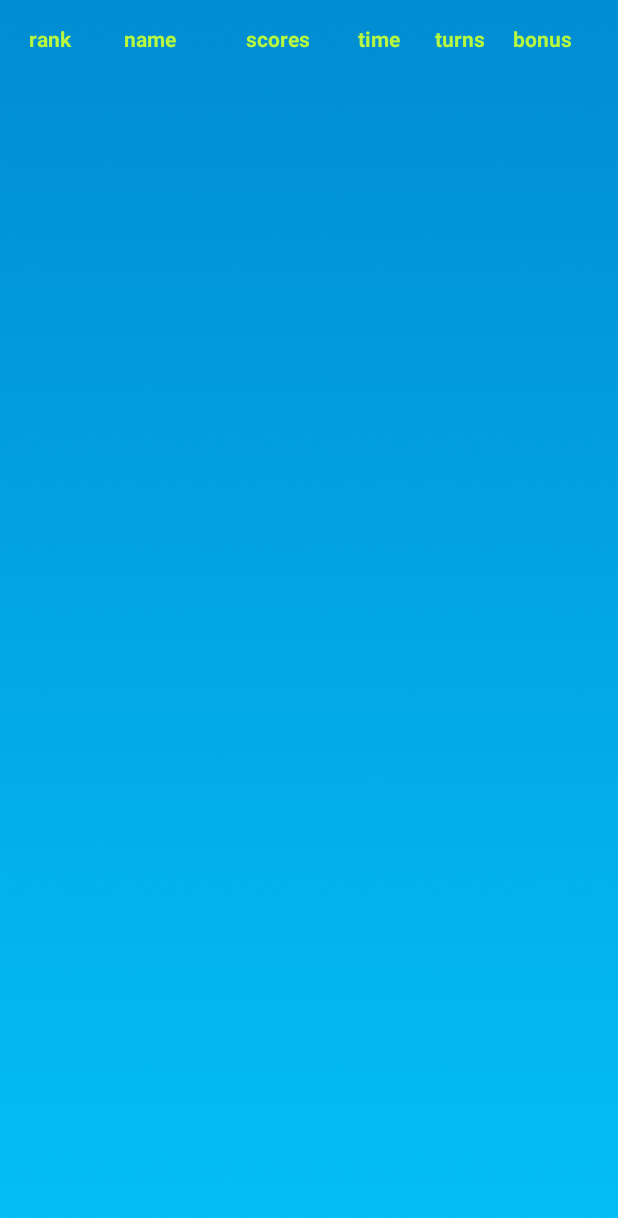
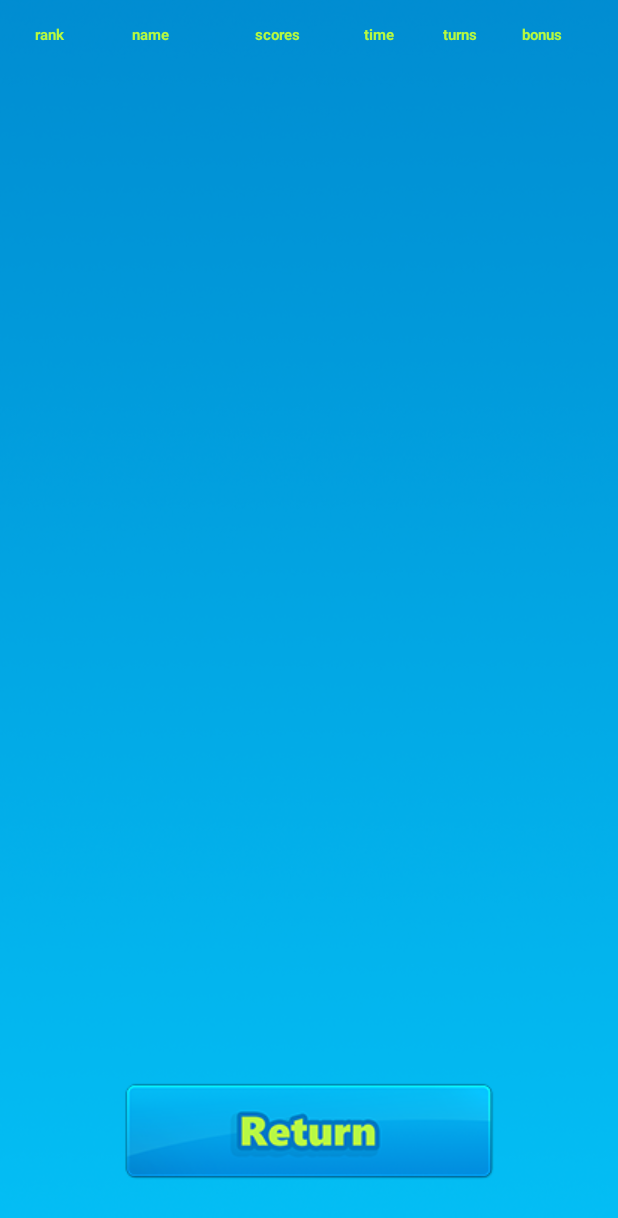
Before and after one commit to Nabuska/MeMemoryGame, an Android app: the TopListActivity screen opened directly, with no data from a screen before it, on a phone screen of 412 x 824 dp. Shown: the top 1218 px of the screen. Run offline under Robolectric (Android 15) with nearby library versions, the phone set to English and light mode, and no system bars; 1 statement that could not run was skipped.

Commit message:
8.12 aamu 2

```diff
--- a/app/src/main/java/com/mememorygame/snowgoat/mememorygame/HowToPlayActivity.java
+++ b/app/src/main/java/com/mememorygame/snowgoat/mememorygame/HowToPlayActivity.java
@@ -13,7 +13,7 @@ public class HowToPlayActivity extends AppCompatActivity {
         setContentView(R.layout.activity_how_to_play);
     }
 
-    public void backFromH2p(View view) {
+    public void onReturnButtonClick(View view) {
         AppUtils.vibrate(100, 50, 100);
         MainMenuActivity.mp = MediaPlayer.create(getApplicationContext(), R.raw.button_sound);
         MainMenuActivity.mp.start();
--- a/app/src/main/java/com/mememorygame/snowgoat/mememorygame/SettingsActivity.java
+++ b/app/src/main/java/com/mememorygame/snowgoat/mememorygame/SettingsActivity.java
@@ -76,7 +76,7 @@ public class SettingsActivity extends AppCompatActivity {
         });
     }
 
-    public void takaisinSettings(View view) {
+    public void onReturnButtonClick(View view) {
         AppUtils.vibrate(100, 50, 100);
         MainMenuActivity.mp = MediaPlayer.create(getApplicationContext(), R.raw.button_sound);
         MainMenuActivity.mp.start();
--- a/app/src/main/java/com/mememorygame/snowgoat/mememorygame/TopList/CustomTopListAdapter.java
+++ b/app/src/main/java/com/mememorygame/snowgoat/mememorygame/TopList/CustomTopListAdapter.java
@@ -54,7 +54,7 @@ public class CustomTopListAdapter extends ArrayAdapter<Play> {
             convertView.setTag(holder);
         }
         viewHolder = (ListItemHolder) convertView.getTag();
-        viewHolder.row.setText(1+position+".");
+        viewHolder.row.setText(String.valueOf(1+position));
         viewHolder.name.setText(play.name);
         viewHolder.scores.setText(String.valueOf(play.getScore()));
         viewHolder.time.setText(String.valueOf(play.gameDuration)); //TODO pitäisikö aika näyttöö sekuntteina
--- a/app/src/main/res/layout/activity_how_to_play.xml
+++ b/app/src/main/res/layout/activity_how_to_play.xml
@@ -72,11 +72,11 @@
             android:id="@+id/textView5" />
 
         <ImageButton
+            android:id="@+id/return_button"
             android:layout_width="wrap_content"
             android:layout_height="wrap_content"
-            android:id="@+id/return_h2p"
-            android:onClick="backFromH2p"
-            android:background="@drawable/return_painike"
+            android:onClick="onReturnButtonClick"
+            android:background="@drawable/return_button"
             android:layout_alignParentBottom="true"
             android:layout_centerHorizontal="true"
             android:layout_marginBottom="20dp" />
--- a/app/src/main/res/layout/activity_settings.xml
+++ b/app/src/main/res/layout/activity_settings.xml
@@ -55,8 +55,8 @@
         android:layout_width="wrap_content"
         android:layout_height="wrap_content"
         android:id="@+id/return_settings"
-        android:onClick="takaisinSettings"
-        android:background="@drawable/return_painike"
+        android:onClick="onReturnButtonClick"
+        android:background="@drawable/return_button"
         android:layout_alignParentBottom="true"
         android:layout_centerHorizontal="true"
         android:layout_marginBottom="20dp" />
--- a/app/src/main/res/layout/activity_top_list.xml
+++ b/app/src/main/res/layout/activity_top_list.xml
@@ -66,47 +66,47 @@
         >
         <TextView
             android:text="rank"
-            android:textStyle="bold"
-            android:textColor="#b7f940"
             android:layout_weight="1"
             style="@style/play_list_item_header_style" />
         <TextView
             android:text="name"
-            android:textStyle="bold"
-            android:textColor="#b7f940"
             android:layout_weight="3"
             style="@style/play_list_item_header_style" />
         <TextView
             android:text="scores"
-            android:textStyle="bold"
-            android:textColor="#b7f940"
             android:layout_weight="2"
             style="@style/play_list_item_header_style" />
         <TextView
             android:text="time"
-            android:textStyle="bold"
-            android:textColor="#b7f940"
             android:layout_weight="2"
             android:layout_gravity="center"
             style="@style/play_list_item_header_style"/>
         <TextView
             android:text="turns"
-            android:textStyle="bold"
             android:layout_weight="1.2"
             android:layout_gravity="center"
-            android:textColor="#b7f940"
             style="@style/play_list_item_header_style" />
         <TextView
             android:text="bonus"
             android:layout_gravity="center"
-            android:textStyle="bold"
-            android:textColor="#b7f940"
             android:layout_weight="2"
             style="@style/play_list_item_header_style" />
     </LinearLayout>
     <ListView
         android:id="@+id/leader_board_listview"
         android:layout_below="@+id/listview_descriptions"
+        android:layout_above="@+id/return_button"
         android:layout_width="match_parent"
         android:layout_height="match_parent"></ListView>
+
+
+    <ImageButton
+        android:layout_width="wrap_content"
+        android:layout_height="wrap_content"
+        android:id="@+id/return_button"
+        android:onClick="onReturnButtonClick"
+        android:background="@drawable/return_button"
+        android:layout_alignParentBottom="true"
+        android:layout_centerHorizontal="true"
+        android:layout_marginBottom="20dp" />
 </RelativeLayout>
--- a/app/src/main/res/values/styles.xml
+++ b/app/src/main/res/values/styles.xml
@@ -34,8 +34,12 @@
         <item name="android:gravity">center</item>
         <item name="android:layout_width">0dp</item>
         <item name="android:layout_height">match_parent</item>
+        <item name="android:textSize">18sp</item>
+        <item name="android:textColor">#b7f940</item>
     </style>
     <style name="play_list_item_header_style" parent="play_list_item_style">
         <item name="android:layout_height">wrap_content</item>
+        <item name="android:textSize">10sp</item>
+        <item name="android:textStyle">bold</item>
     </style>
 </resources>
```
Also changed, not shown: app/src/main/java/com/mememorygame/snowgoat/mememorygame/TopList/TopListActivity.java (+11 -0 lines), app/src/main/res/layout/toplist_list_item_layout.xml (+0 -22 lines), app/src/main/res/drawable/return_button.png (renamed from app/src/main/res/drawable/return_painike.png).
